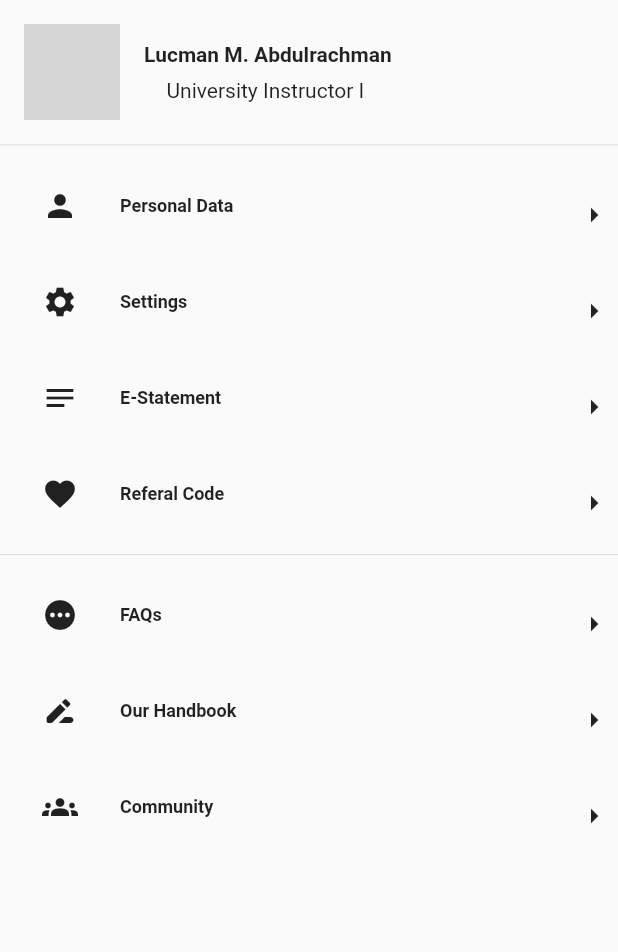
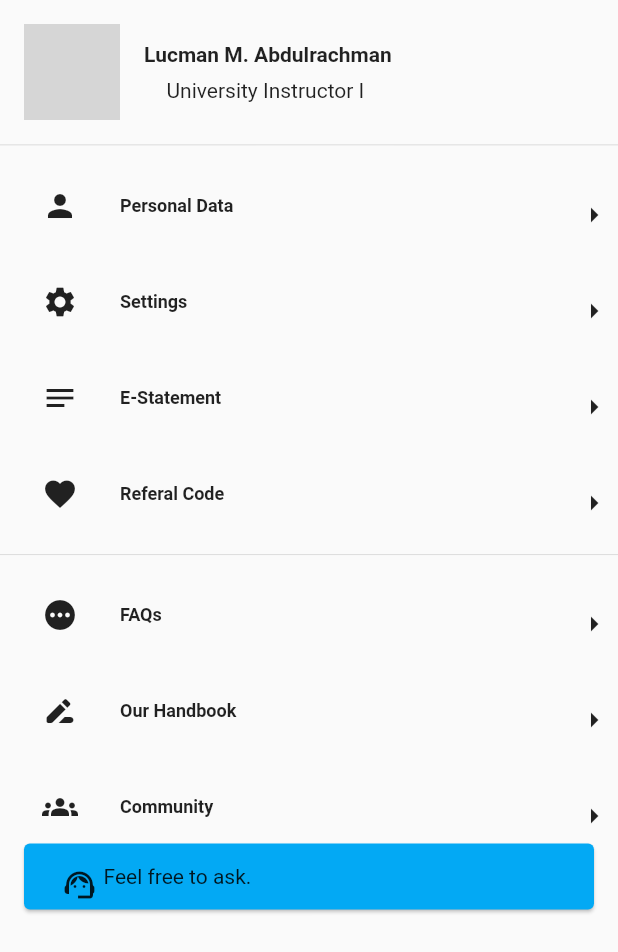
Before and after one commit to fencim/simple_stock_ui, a Flutter app: the screen it shows after launch, on a phone screen of 412 x 824 dp. Shown: the top 952 px of the screen. Run offline on Flutter 3.47's test engine with Material 2 defaults, Android fonts, the phone set to English and light mode, and no system bars; network calls fail; grey boxes are pictures that could not be loaded.

Commit message:
support message card

```diff
--- a/lib/main.dart
+++ b/lib/main.dart
@@ -37,7 +37,8 @@ class _HomePageState extends State<HomePage> {
     'notes_sharp': const Icon(Icons.notes_sharp),
     'favorite': const Icon(Icons.favorite),
     'pending': const Icon(Icons.pending),
-    'drive_file_rename_outline_rounded': const Icon(Icons.drive_file_rename_outline_rounded),
+    'drive_file_rename_outline_rounded':
+        const Icon(Icons.drive_file_rename_outline_rounded),
     'groups': const Icon(Icons.groups)
   };
   List<HomeMenu> profileMenu = [
@@ -191,7 +192,27 @@ class _HomePageState extends State<HomePage> {
             ),
           )
         ],
-
+        Card(
+          margin: const EdgeInsets.only(right: 16, left: 16),
+          color: Colors.lightBlue,
+          child: Row(
+            children: [
+              Container(
+                  margin: const EdgeInsets.only(left: 25, bottom: 16, top: 16),
+                  height: 12,
+                  width: 12,
+                  color: Colors.transparent,
+                  child: const Icon(Icons.support_agent_outlined)),
+              Container(
+                margin: const EdgeInsets.only(left: 16),
+                height: 16,
+                width: 120,
+                color: Colors.transparent,
+                child: const Text('Feel free to ask. We are ready to help.'),
+              )
+            ],
+          ),
+        )
       ],
     ));
   }
```
